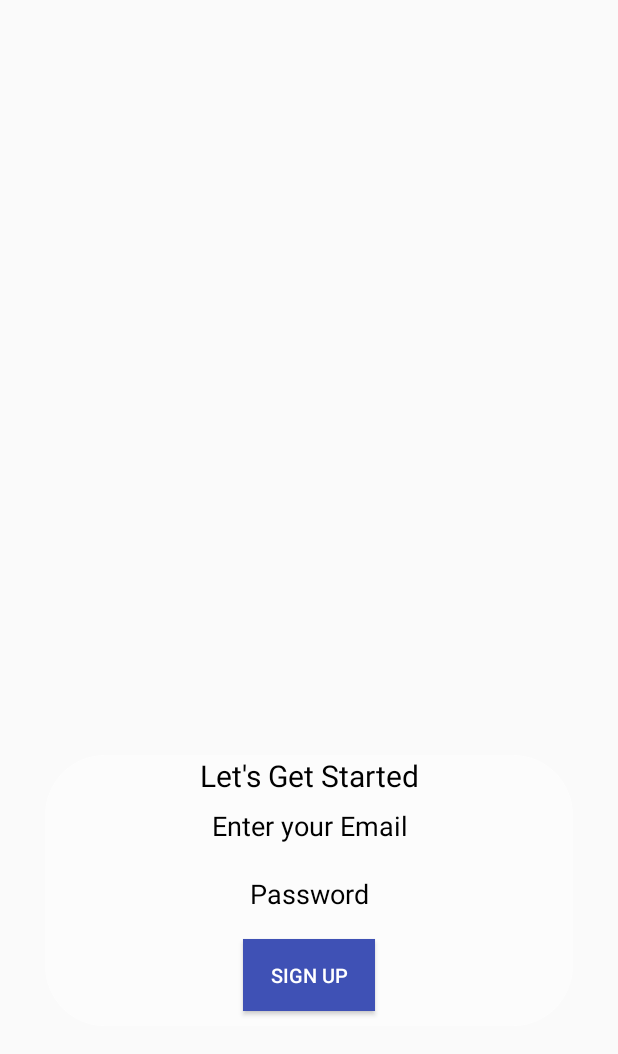
After one commit to HowfunHoo/Enroute_Eatery, an Android app: the layout activity_sign_up.xml on its own in the app's theme, with its tools: preview values and no code run, on a phone screen of 412 x 824 dp. The commit adds this screen. Shown: the top 1054 px of the screen. Run offline under Robolectric (Android 15) with nearby library versions, the phone set to English and light mode, and no system bars.

Commit message:
Sign up UI implemented

```diff
--- /dev/null
+++ b/app/src/main/java/com/enroute/enroute/sign_up.java
@@ -0,0 +1,13 @@
+package com.enroute.enroute;
+
+import android.support.v7.app.AppCompatActivity;
+import android.os.Bundle;
+
+public class sign_up extends AppCompatActivity {
+
+    @Override
+    protected void onCreate(Bundle savedInstanceState) {
+        super.onCreate(savedInstanceState);
+        setContentView(R.layout.activity_sign_up);
+    }
+}
--- /dev/null
+++ b/app/src/main/res/drawable/login_btn.xml
@@ -0,0 +1,10 @@
+<?xml version="1.0" encoding="utf-8"?>
+<selector xmlns:android="http://schemas.android.com/apk/res/android">
+    <item>
+        <shape android:shape="rectangle">
+            <corners android:radius="5dp"/>
+            <solid android:color="#10788C"/>
+            <size android:height="50dp"/>
+        </shape>
+    </item>
+</selector>
--- /dev/null
+++ b/app/src/main/res/drawable/trans_white.xml
@@ -0,0 +1,10 @@
+<?xml version="1.0" encoding="utf-8"?>
+<selector xmlns:android="http://schemas.android.com/apk/res/android">
+    <item>
+        <shape>
+            <solid android:color="#80ffffff"/>
+            <corners android:radius="40dp"/>
+
+        </shape>
+    </item>
+</selector>
--- a/app/src/main/res/layout/activity_maps.xml
+++ b/app/src/main/res/layout/activity_maps.xml
@@ -16,7 +16,7 @@
         android:layout_height="45dp"
         android:layout_gravity="center_horizontal"
         android:layout_marginTop="20dp"
-        android:background="@color/colorWhite"
+        android:background="@color/white"
         android:orientation="horizontal">
 
         <android.support.v7.widget.CardView xmlns:card_view="http://schemas.android.com/apk/res-auto"
--- /dev/null
+++ b/app/src/main/res/layout/activity_sign_up.xml
@@ -0,0 +1,90 @@
+<?xml version="1.0" encoding="utf-8"?>
+<RelativeLayout xmlns:android="http://schemas.android.com/apk/res/android"
+    xmlns:app="http://schemas.android.com/apk/res-auto"
+    xmlns:tools="http://schemas.android.com/tools"
+    android:layout_width="match_parent"
+    android:layout_height="match_parent"
+    tools:context="com.enroute.enroute.sign_up">
+
+    <ScrollView
+        android:layout_width="match_parent"
+        android:layout_height="wrap_content"
+        android:layout_alignParentBottom="true"
+        android:background="@null">
+
+        <LinearLayout
+            android:id="@+id/signUpForm"
+            android:layout_width="match_parent"
+            android:layout_height="wrap_content"
+            android:layout_marginBottom="140dp"
+            android:layout_marginEnd="30dp"
+            android:layout_marginStart="30dp"
+            android:background="@drawable/trans_white"
+            android:orientation="vertical">
+
+            <TextView
+                android:id="@+id/signUpMsg"
+                android:layout_width="match_parent"
+                android:layout_height="wrap_content"
+                android:text="Let's Get Started"
+                android:textAlignment="center"
+                android:textColor="@color/black"
+                android:textSize="20sp" />
+
+
+            <EditText
+                android:id="@+id/signUpEmail"
+                android:layout_width="match_parent"
+                android:layout_height="40dp"
+                android:layout_alignLeft="@+id/signUpPassword"
+                android:layout_alignParentTop="true"
+                android:layout_alignStart="@+id/signUpPassword"
+                android:layout_marginBottom="5dp"
+                android:layout_marginEnd="20dp"
+                android:layout_marginStart="20dp"
+                android:ems="10"
+                android:gravity="center"
+                android:hint="Enter your Email"
+                android:inputType="textEmailAddress"
+                android:visibility="visible"
+                android:background="@null"
+                android:textColorHint="@color/black"
+                />
+
+            <EditText
+                android:id="@+id/signUpPassword"
+                android:layout_width="match_parent"
+                android:layout_height="40dp"
+                android:layout_below="@+id/signUpEmail"
+                android:layout_centerHorizontal="true"
+                android:layout_marginBottom="10dp"
+                android:layout_marginEnd="20dp"
+                android:layout_marginStart="20dp"
+                android:background="@null"
+                android:ems="10"
+                android:gravity="center"
+                android:hint="Password"
+                android:inputType="textPassword"
+                android:visibility="visible"
+                android:textColorHint="@color/black"/>
+
+            <Button
+                android:id="@+id/signUpBtn"
+                style="@style/login_btn_style"
+                android:layout_width="wrap_content"
+                android:layout_height="wrap_content"
+                android:layout_alignParentBottom="true"
+                android:layout_centerHorizontal="true"
+                android:layout_gravity="center"
+                android:layout_marginBottom="10dp"
+                android:gravity="center"
+                android:text="Sign Up"
+                android:visibility="visible"
+
+                android:textSize="13sp"
+                android:textColor="@color/white"
+                android:background="@color/colorPrimary"/>
+        </LinearLayout>
+    </ScrollView>
+
+</RelativeLayout>
--- a/app/src/main/res/values/colors.xml
+++ b/app/src/main/res/values/colors.xml
@@ -3,5 +3,8 @@
     <color name="colorPrimary">#3F51B5</color>
     <color name="colorPrimaryDark">#303F9F</color>
     <color name="colorAccent">#FF4081</color>
-    <color name="colorWhite">#FFFFFF</color>
+    <color name="white">#FFFFFF</color>
+    <color name="black">#000000</color>
+    <color name="gray">#818181</color>
+    <color name="lightGray">#d3d3d3</color>
 </resources>
--- a/app/src/main/res/values/styles.xml
+++ b/app/src/main/res/values/styles.xml
@@ -8,4 +8,8 @@
         <item name="colorAccent">@color/colorAccent</item>
     </style>
 
+    <style name="login_btn_style">
+        <item name="android:background">@drawable/login_btn</item>
+    </style>
+
 </resources>
```
